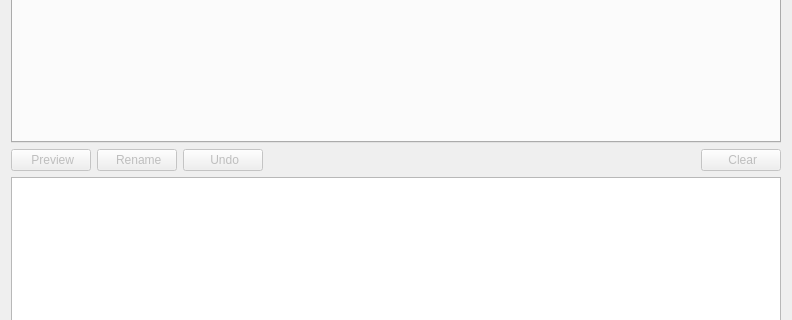
This is src/mainwindow.ui in metamorphose/metamorphose3 as Qt 5 draws it before an edit; both pictures show x 0 to 792 and y 115 to 435 of the 792 by 552 pixel window. The edited form follows.
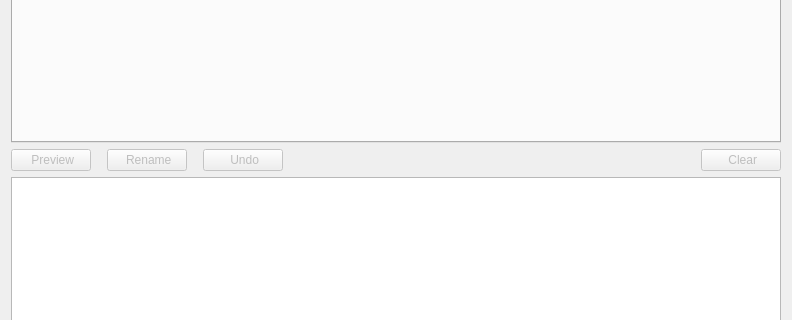
This is the edited form. Icons and pictures are not drawn.

```diff
--- a/src/mainwindow.ui
+++ b/src/mainwindow.ui
@@ -31,6 +31,9 @@
     </item>
     <item>
      <layout class="QHBoxLayout" name="horizontalLayout">
+      <property name="spacing">
+       <number>16</number>
+      </property>
       <item>
        <widget class="QPushButton" name="previewButton">
         <property name="enabled">
```
Left out of the diff: 27 changed lines with no effect on the pictures.
